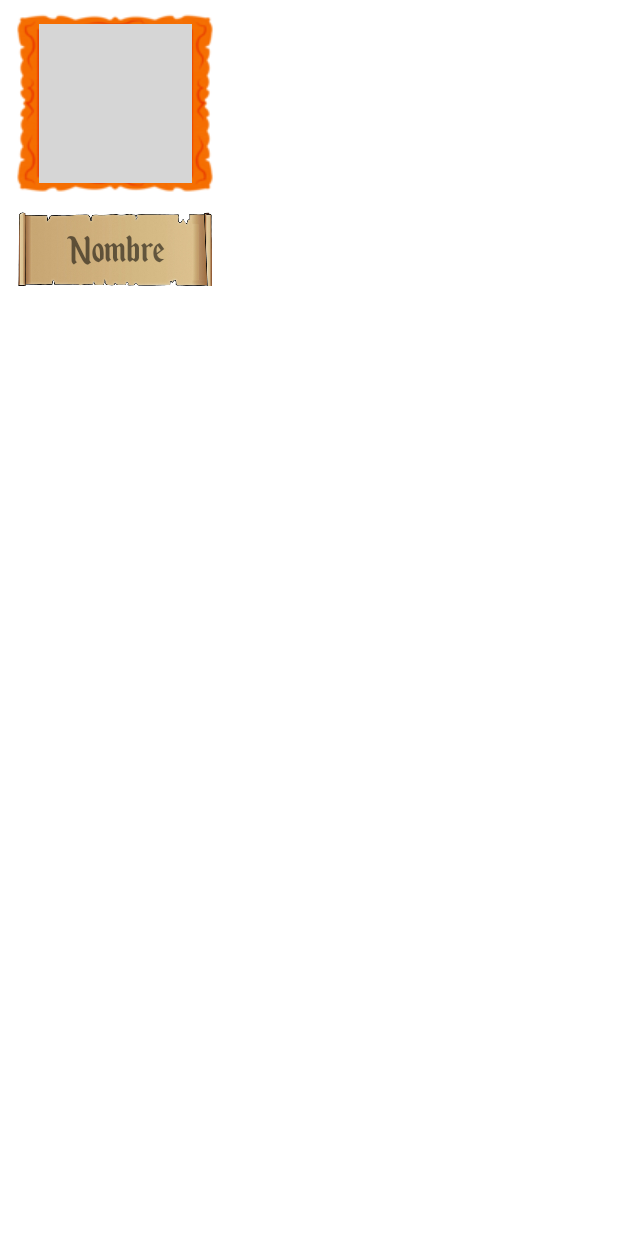
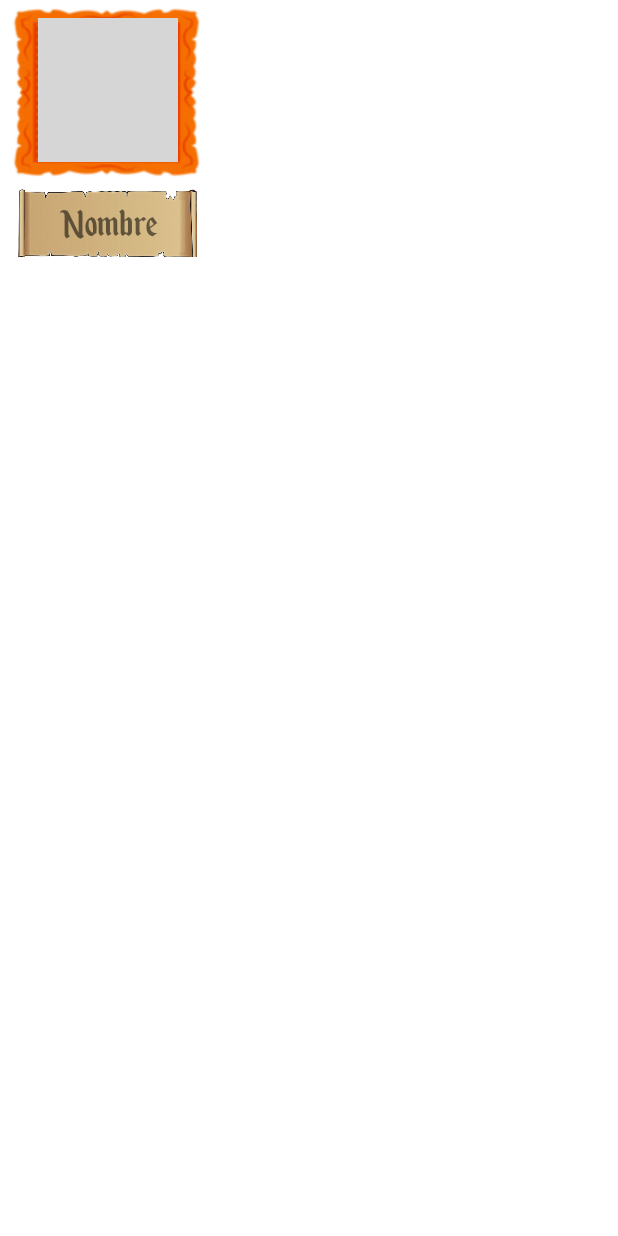
Before and after one commit to hidratarse/PROYECTO-BKD, an Android app: the layout perfiles_view.xml on its own in the app's theme, with its tools: preview values and no code run, on a phone screen of 412 x 824 dp. Run offline under Robolectric (Android 15) with nearby library versions, the phone set to English and light mode, and no system bars; grey boxes are pictures that could not be loaded.

Commit message:
marcos OK

```diff
--- a/app/src/main/java/com/example/proyecto_bkd/partida/resumenturno/actividades/ResumenTurno.java
+++ b/app/src/main/java/com/example/proyecto_bkd/partida/resumenturno/actividades/ResumenTurno.java
@@ -328,6 +328,7 @@ public class ResumenTurno extends AppCompatActivity {
             public void onClick(View view) {
                 Intent intent = new Intent(ResumenTurno.this, DetallePartida.class);
                 finPartida=true;
+                intent.putExtra("partida",partida.getIdPartida());
                 startActivity(intent);
                 alertFoto.dismiss();
                 finish();
--- a/app/src/main/res/layout/activity_perfil_detalle.xml
+++ b/app/src/main/res/layout/activity_perfil_detalle.xml
@@ -147,7 +147,7 @@
         android:layout_width="173dp"
         android:layout_height="165dp"
         android:backgroundTint="#FBF7F7"
-        android:scaleType="center"
+        android:scaleType="centerCrop"
         app:layout_constraintEnd_toEndOf="parent"
         app:layout_constraintStart_toStartOf="parent"
         app:layout_constraintTop_toTopOf="@+id/guideline21"
--- a/app/src/main/res/layout/activity_seleccion_perfiles.xml
+++ b/app/src/main/res/layout/activity_seleccion_perfiles.xml
@@ -149,8 +149,9 @@
 
     <androidx.recyclerview.widget.RecyclerView
         android:id="@+id/rJugadores"
-        android:layout_width="408dp"
+        android:layout_width="match_parent"
         android:layout_height="291dp"
+        app:layout_constraintBottom_toTopOf="@+id/bComenzar"
         app:layout_constraintEnd_toEndOf="parent"
         app:layout_constraintHorizontal_bias="0.0"
         app:layout_constraintStart_toStartOf="parent"
@@ -174,9 +175,9 @@
         android:textSize="30sp"
         app:cornerRadius="10dp"
         app:iconTint="#00FFFFFF"
+        app:layout_constraintBottom_toTopOf="@+id/guideline24"
         app:layout_constraintEnd_toEndOf="parent"
         app:layout_constraintStart_toStartOf="parent"
-        app:layout_constraintTop_toBottomOf="@+id/rJugadores"
         tools:ignore="TextContrastCheck" />
 
     <Switch
--- a/app/src/main/res/layout/perfiles_view.xml
+++ b/app/src/main/res/layout/perfiles_view.xml
@@ -9,13 +9,13 @@
     android:orientation="vertical">
 
     <androidx.constraintlayout.widget.ConstraintLayout
-        android:layout_width="match_parent"
-        android:layout_height="match_parent">
+        android:layout_width="132dp"
+        android:layout_height="wrap_content">
 
         <ImageView
             android:id="@+id/imgProfile"
-            android:layout_width="102dp"
-            android:layout_height="106dp"
+            android:layout_width="93dp"
+            android:layout_height="96dp"
             app:layout_constraintBottom_toBottomOf="@+id/id_marco"
             app:layout_constraintEnd_toEndOf="@+id/id_marco"
             app:layout_constraintStart_toStartOf="@+id/id_marco"
@@ -24,9 +24,9 @@
 
         <ImageView
             android:id="@+id/id_marco"
-            android:layout_width="145dp"
-            android:layout_height="137dp"
-            android:scaleType="center"
+            android:layout_width="126dp"
+            android:layout_height="120dp"
+            android:scaleType="centerCrop"
             app:layout_constraintBottom_toBottomOf="parent"
             app:layout_constraintEnd_toEndOf="parent"
             app:layout_constraintStart_toStartOf="parent"
@@ -40,7 +40,7 @@
 
         <ImageButton
             android:id="@+id/id_imagen_madera"
-            android:layout_width="153dp"
+            android:layout_width="143dp"
             android:layout_height="58dp"
             android:backgroundTint="#00FFFFFF"
             android:contentDescription="@string/nombre"
```
Also changed, not shown: app/src/main/res/drawable/marco_amarillo.png, app/src/main/res/drawable/marco_naranja.png, app/src/main/res/drawable/marco_negro.png, app/src/main/res/drawable/marco_rojo.png, app/src/main/res/drawable/marco_rosa.png.
